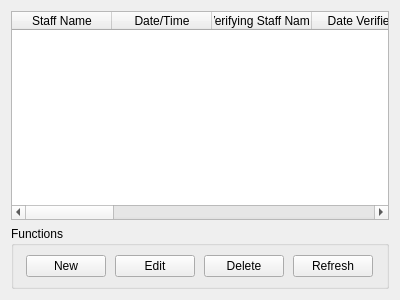
Old version of the form interventionmanager.ui in the repository Cheddy/InterventionManagerClient.
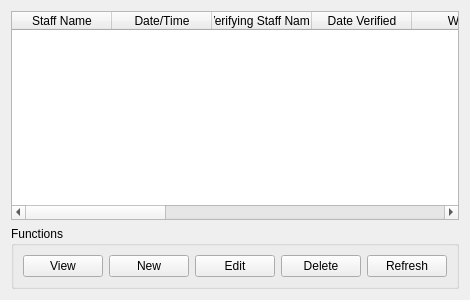
New version of the form.

The edit to the form file:
```diff
--- a/interventionmanager.ui
+++ b/interventionmanager.ui
@@ -20,6 +20,19 @@
       <string>Functions</string>
      </property>
      <layout class="QHBoxLayout" name="horizontalLayout">
+      <item>
+       <widget class="QPushButton" name="viewButton">
+        <property name="sizePolicy">
+         <sizepolicy hsizetype="Fixed" vsizetype="Fixed">
+          <horstretch>0</horstretch>
+          <verstretch>0</verstretch>
+         </sizepolicy>
+        </property>
+        <property name="text">
+         <string>View</string>
+        </property>
+       </widget>
+      </item>
       <item>
        <widget class="QPushButton" name="newButton">
         <property name="sizePolicy">
```
